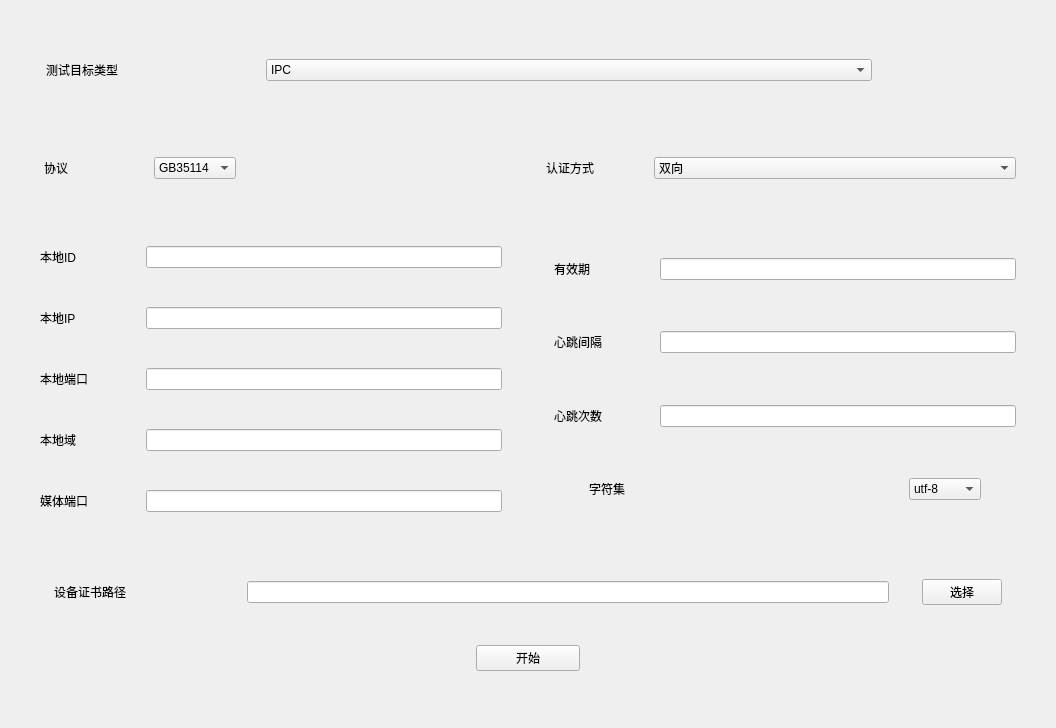
The window that ConfigureGuide.ui (SamJJJj/AWGBcheckQtPub) describes before a commit, drawn with Qt 5.
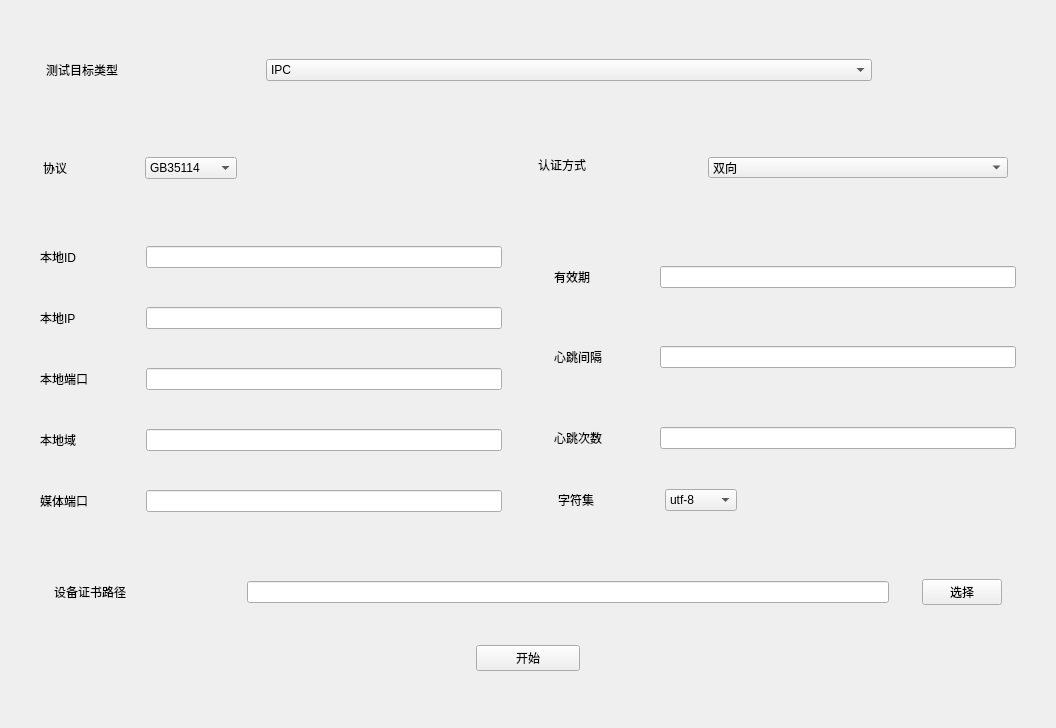
The same window after the commit.

The edit to the form file:
```diff
--- a/ConfigureGuide.ui
+++ b/ConfigureGuide.ui
@@ -121,7 +121,7 @@
             </item>
             <item>
              <property name="text">
-              <string>NVR</string>
+              <string>NVR/DVR</string>
              </property>
             </item>
             <item>
@@ -177,6 +177,19 @@
         <item>
          <widget class="QWidget" name="widget_6" native="true">
           <layout class="QGridLayout" name="gridLayout_6">
+           <item row="0" column="0">
+            <spacer name="VerticalSpacer_2">
+             <property name="orientation">
+              <enum>Qt::Vertical</enum>
+             </property>
+             <property name="sizeHint" stdset="0">
+              <size>
+               <width>20</width>
+               <height>40</height>
+              </size>
+             </property>
+            </spacer>
+           </item>
            <item row="1" column="0">
             <layout class="QHBoxLayout" name="horizontalLayout_21" stretch="20,20">
              <property name="spacing">
@@ -228,7 +241,7 @@
                  </item>
                  <item>
                   <property name="text">
-                   <string>GB28181</string>
+                   <string>GB/T28181</string>
                   </property>
                  </item>
                 </widget>
@@ -262,7 +275,7 @@
               </layout>
              </item>
              <item>
-              <layout class="QHBoxLayout" name="horizontalLayout_23" stretch="1,5,1,20,1">
+              <layout class="QHBoxLayout" name="horizontalLayout_23" stretch="0">
                <property name="spacing">
                 <number>0</number>
                </property>
@@ -276,82 +289,52 @@
                 <number>0</number>
                </property>
                <item>
-                <spacer name="HorizontalSpacer_8">
-                 <property name="orientation">
-                  <enum>Qt::Horizontal</enum>
+                <widget class="QStackedWidget" name="stackedWidget_1">
+                 <property name="currentIndex">
+                  <number>0</number>
                  </property>
-                 <property name="sizeHint" stdset="0">
-                  <size>
-                   <width>40</width>
-                   <height>20</height>
-                  </size>
-                 </property>
-                </spacer>
-               </item>
-               <item>
-                <widget class="QLabel" name="Label_3">
-                 <property name="text">
-                  <string>认证方式</string>
-                 </property>
+                 <widget class="QWidget" name="page_13">
+                  <widget class="QLabel" name="Label_3">
+                   <property name="geometry">
+                    <rect>
+                     <x>10</x>
+                     <y>0</y>
+                     <width>71</width>
+                     <height>16</height>
+                    </rect>
+                   </property>
+                   <property name="text">
+                    <string>认证方式</string>
+                   </property>
+                  </widget>
+                  <widget class="QComboBox" name="authMethod">
+                   <property name="geometry">
+                    <rect>
+                     <x>180</x>
+                     <y>0</y>
+                     <width>300</width>
+                     <height>21</height>
+                    </rect>
+                   </property>
+                   <item>
+                    <property name="text">
+                     <string>双向</string>
+                    </property>
+                   </item>
+                   <item>
+                    <property name="text">
+                     <string>单向</string>
+                    </property>
+                   </item>
+                  </widget>
+                 </widget>
+                 <widget class="QWidget" name="page_14"/>
                 </widget>
                </item>
-               <item>
-                <spacer name="HorizontalSpacer_9">
-                 <property name="orientation">
-                  <enum>Qt::Horizontal</enum>
-                 </property>
-                 <property name="sizeHint" stdset="0">
-                  <size>
-                   <width>40</width>
-                   <height>20</height>
-                  </size>
-                 </property>
-                </spacer>
-               </item>
-               <item>
-                <widget class="QComboBox" name="authMethod">
-                 <item>
-                  <property name="text">
-                   <string>双向</string>
-                  </property>
-                 </item>
-                 <item>
-                  <property name="text">
-                   <string>单向</string>
-                  </property>
-                 </item>
-                </widget>
-               </item>
-               <item>
-                <spacer name="HorizontalSpacer_10">
-                 <property name="orientation">
-                  <enum>Qt::Horizontal</enum>
-                 </property>
-                 <property name="sizeHint" stdset="0">
-                  <size>
-                   <width>40</width>
-                   <height>20</height>
-                  </size>
-                 </property>
-                </spacer>
-               </item>
               </layout>
              </item>
             </layout>
            </item>
-           <item row="0" column="0">
-            <spacer name="VerticalSpacer_2">
-             <property name="orientation">
-              <enum>Qt::Vertical</enum>
-             </property>
-             <property name="sizeHint" stdset="0">
-              <size>
-               <width>20</width>
-               <height>40</height>
-              </size>
-             </property>
-            </spacer>
-           </item>
           </layout>
          </widget>
         </item>
@@ -808,7 +791,7 @@
             </spacer>
            </item>
            <item>
-            <layout class="QVBoxLayout" name="verticalLayout_9" stretch="1,5,1,5,1,5,1,5,1">
+            <layout class="QVBoxLayout" name="verticalLayout_9" stretch="1,5,1,5,1,5,0,0,0">
              <property name="spacing">
               <number>0</number>
              </property>
@@ -1065,14 +1048,14 @@
                </property>
                <property name="sizeHint" stdset="0">
                 <size>
-                 <width>20</width>
+                 <width>60</width>
                  <height>40</height>
                 </size>
                </property>
               </spacer>
              </item>
              <item>
-              <layout class="QHBoxLayout" name="HorizontalSpacer32" stretch="1,5,1,0,1">
+              <layout class="QHBoxLayout" name="HorizontalSpacer32" stretch="1,5,0,0,1">
                <property name="spacing">
                 <number>0</number>
                </property>
@@ -1105,19 +1088,6 @@
                  </property>
                 </widget>
                </item>
-               <item>
-                <spacer name="HorizontalSpacer_33">
-                 <property name="orientation">
-                  <enum>Qt::Horizontal</enum>
-                 </property>
-                 <property name="sizeHint" stdset="0">
-                  <size>
-                   <width>40</width>
-                   <height>20</height>
-                  </size>
-                 </property>
-                </spacer>
-               </item>
                <item>
                 <widget class="QComboBox" name="charSet">
                  <item>
@@ -1132,6 +1102,19 @@
                  </item>
                 </widget>
                </item>
+               <item>
+                <spacer name="HorizontalSpacer_33">
+                 <property name="orientation">
+                  <enum>Qt::Horizontal</enum>
+                 </property>
+                 <property name="sizeHint" stdset="0">
+                  <size>
+                   <width>275</width>
+                   <height>20</height>
+                  </size>
+                 </property>
+                </spacer>
+               </item>
                <item>
                 <spacer name="HorizontalSpacer_34">
                  <property name="orientation">
```
Left out of the diff: 19 changed lines with no effect on the pictures.
